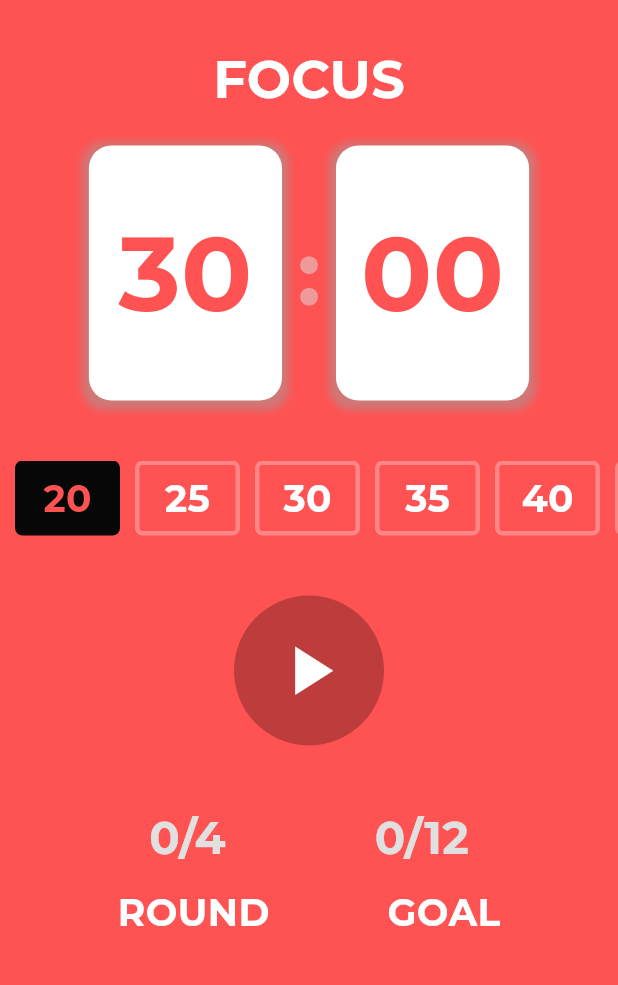
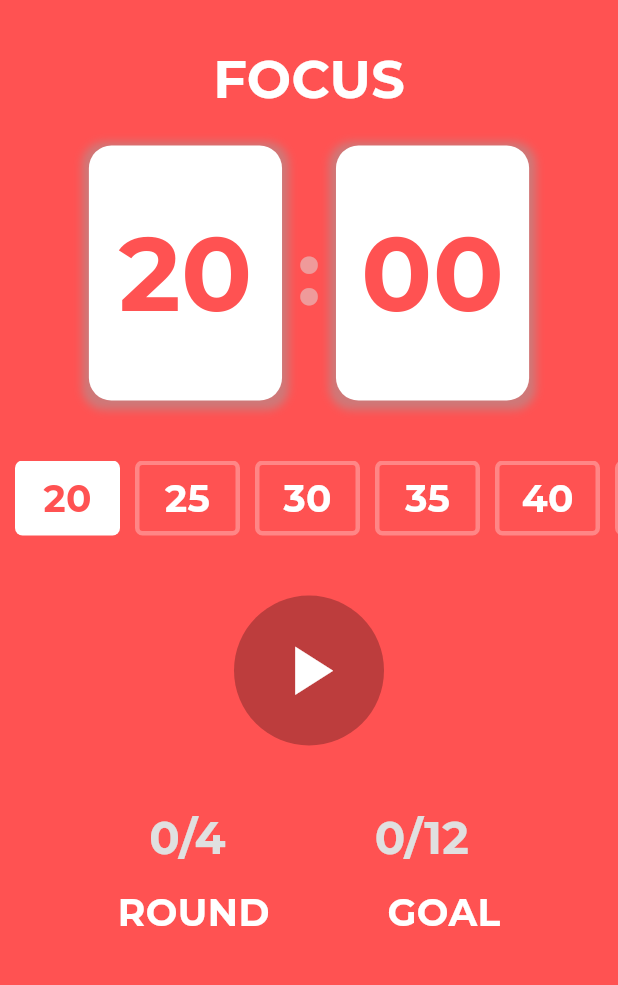
Before and after one commit to IwanPWK/flutter_pomodoro_timer, a Flutter app: the screen it shows after launch, after a tap on "20", on a phone screen of 412 x 824 dp, the part 66-1051 px from its top. Run offline on Flutter 3.47's test engine with Material 3 defaults, Android fonts, the phone set to English and light mode, and no system bars; our stand-ins replace google_fonts.

Commit message:
State for timer card

```diff
--- a/lib/widgets/time_options.dart
+++ b/lib/widgets/time_options.dart
@@ -24,7 +24,7 @@ class TimeOptions extends StatelessWidget {
               width: 70,
               height: 50,
               decoration: int.parse(time) == provider.selectedTime
-                  ? BoxDecoration(color: const Color.fromARGB(255, 7, 7, 7), borderRadius: BorderRadius.circular(5))
+                  ? BoxDecoration(color: Colors.white, borderRadius: BorderRadius.circular(5))
                   : BoxDecoration(border: Border.all(width: 3, color: Colors.white30), borderRadius: BorderRadius.circular(5)),
               child: Center(
                 child: Text(
--- a/lib/widgets/timer_card.dart
+++ b/lib/widgets/timer_card.dart
@@ -1,12 +1,16 @@
 import 'package:flutter/material.dart';
+import 'package:provider/provider.dart';
 
 import '../utils.dart';
+import 'timer_service.dart';
 
 class TimerCard extends StatelessWidget {
   const TimerCard({super.key});
 
   @override
   Widget build(BuildContext context) {
+    final provider = Provider.of<TimerService>(context);
+    final seconds = provider.currentDuration % 60;
     return Column(
       children: [
         Text(
@@ -26,7 +30,7 @@ class TimerCard extends StatelessWidget {
                   boxShadow: [BoxShadow(color: Colors.grey.withOpacity(0.5), spreadRadius: 4, blurRadius: 4, offset: const Offset(0, 2))]),
               child: Center(
                 child: Text(
-                  '30',
+                  '${provider.currentDuration ~/ 60}',
                   style: textStyle(70, Colors.redAccent, FontWeight.w700),
                 ),
               ),
@@ -45,7 +49,11 @@ class TimerCard extends StatelessWidget {
                   boxShadow: [BoxShadow(color: Colors.grey.withOpacity(0.5), spreadRadius: 4, blurRadius: 4, offset: Offset(0, 2))]),
               child: Center(
                 child: Text(
-                  '00',
+                  seconds == 0
+                      ? '00'
+                      : seconds < 10
+                          ? '0${seconds.round()}'
+                          : '${seconds.round()}',
                   style: textStyle(70, Colors.redAccent, FontWeight.w700),
                 ),
               ),
```
